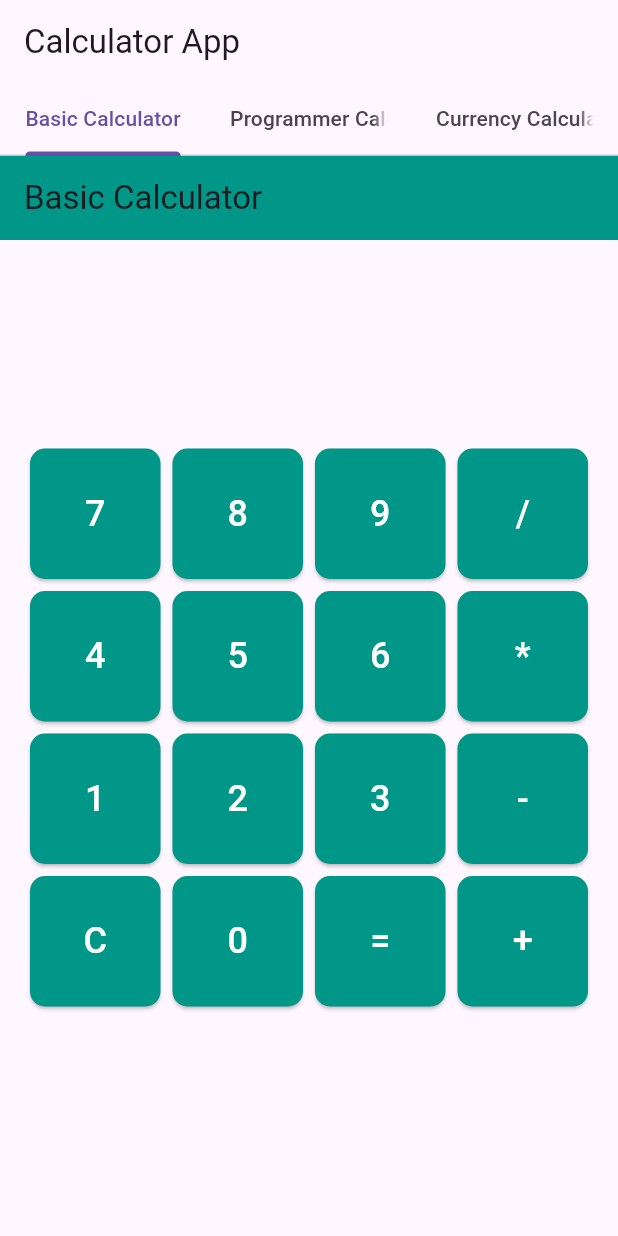
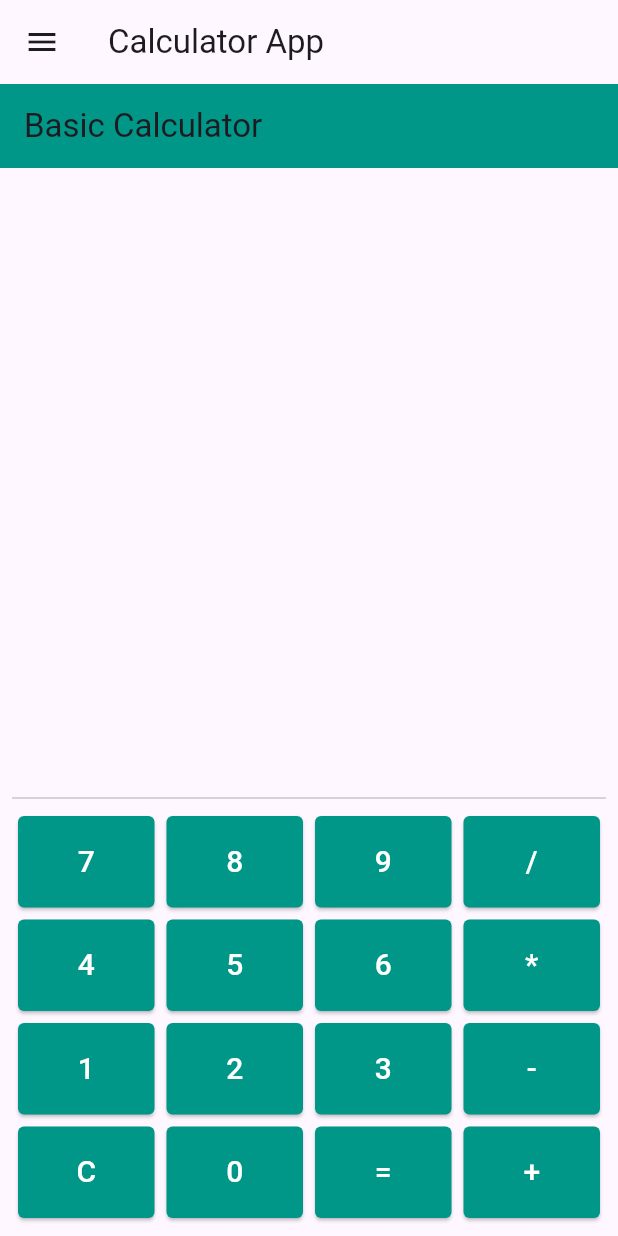
Before and after one commit to PTD-269/android-calculator, a Flutter app: the screen it shows after launch, on a phone screen of 412 x 824 dp. Run offline on Flutter 3.47's test engine with Material 3 defaults, Android fonts, the phone set to English and light mode, and no system bars.

Commit message:
programmer ui

```diff
--- a/lib/BasicCalc/BasicCalculatorUI.dart
+++ b/lib/BasicCalc/BasicCalculatorUI.dart
@@ -1,4 +1,3 @@
-// BasicCalculatorUI.dart
 import 'package:flutter/material.dart';
 import 'BasicCalculatorHandler.dart';
 
@@ -41,37 +40,28 @@ class _BasicCalculatorUIState extends State<BasicCalculatorUI> {
           backgroundColor: Colors.teal,
         ),
         body: Padding(
-          padding: const EdgeInsets.all(16.0),
+          padding: const EdgeInsets.all(8.0),
           child: Column(
             mainAxisAlignment: MainAxisAlignment.end,
             children: [
               Container(
                 alignment: Alignment.centerRight,
+                padding: EdgeInsets.all(16),
                 child: Text(
                   _expression,
-                  style: TextStyle(fontSize: 32, fontWeight: FontWeight.bold),
+                  style: TextStyle(fontSize: 26, fontWeight: FontWeight.bold),
                 ),
               ),
-              SizedBox(height: 20),
               Container(
                 alignment: Alignment.centerRight,
+                padding: EdgeInsets.all(16),
                 child: Text(
                   _result,
-                  style: TextStyle(fontSize: 24, color: Colors.grey[700]),
+                  style: TextStyle(fontSize: 24, fontWeight: FontWeight.bold, color: Colors.grey[700]),
                 ),
               ),
-              SizedBox(height: 20),
-              Expanded(
-                child: GridView.count(
-                  crossAxisCount: 4,
-                  children: [
-                    ...['7', '8', '9', '/'].map((value) => _buildButton(value)),
-                    ...['4', '5', '6', '*'].map((value) => _buildButton(value)),
-                    ...['1', '2', '3', '-'].map((value) => _buildButton(value)),
-                    ...['C', '0', '=', '+'].map((value) => _buildButton(value)),
-                  ],
-                ),
-              ),
+              const Divider(),
+              _buildCalculatorButtons(),
             ],
           ),
         ),
@@ -79,15 +69,33 @@ class _BasicCalculatorUIState extends State<BasicCalculatorUI> {
     );
   }
 
+  Widget _buildCalculatorButtons() {
+    return Column(
+      children: [
+        _buildButtonRow(['7', '8', '9', '/']),
+        _buildButtonRow(['4', '5', '6', '*']),
+        _buildButtonRow(['1', '2', '3', '-']),
+        _buildButtonRow(['C', '0', '=', '+']),
+      ],
+    );
+  }
+
+  Widget _buildButtonRow(List<String> values) {
+    return Row(
+      children: values.map((value) => _buildButton(value)).toList(),
+    );
+  }
+
   Widget _buildButton(String value) {
-    return Container(
-      margin: EdgeInsets.all(4.0),
+    return Expanded(
+      child: Padding(
+        padding: const EdgeInsets.all(4.0),  // Reduced padding for compactness
         child: ElevatedButton(
           style: ElevatedButton.styleFrom(
-          backgroundColor: Colors.teal, // Button color
-          padding: EdgeInsets.symmetric(vertical: 20.0),
+            backgroundColor: Colors.teal,
+            padding: EdgeInsets.symmetric(vertical: 16.0),  // Compact padding
             shape: RoundedRectangleBorder(
-            borderRadius: BorderRadius.circular(10.0),
+              borderRadius: BorderRadius.circular(4.0),
             ),
           ),
           onPressed: () {
@@ -101,7 +109,8 @@ class _BasicCalculatorUIState extends State<BasicCalculatorUI> {
           },
           child: Text(
             value,
-          style: TextStyle(fontSize: 24, color: Colors.white),
+            style: TextStyle(fontSize: 20, color: Colors.white),  // Adjusted font size for compactness
+          ),
         ),
       ),
     );
--- a/lib/main.dart
+++ b/lib/main.dart
@@ -14,26 +14,75 @@ class MyApp extends StatelessWidget {
     return MaterialApp(
       title: 'Calculator App',
       theme: ThemeData(primarySwatch: Colors.teal),
-      home: DefaultTabController(
-        length: 3, // Updated to 3 for the new tab
-        child: Scaffold(
-          appBar: AppBar(
-            title: Text('Calculator App'),
-            bottom: TabBar(
-              tabs: [
-                Tab(text: 'Basic Calculator'),
-                Tab(text: 'Programmer Calculator'),
-                Tab(text: 'Currency Calculator'),
-              ],
+      home: CalculatorScreen(),
+    );
+  }
+}
+
+class CalculatorScreen extends StatefulWidget {
+  @override
+  _CalculatorScreenState createState() => _CalculatorScreenState();
+}
+
+class _CalculatorScreenState extends State<CalculatorScreen> {
+  int _selectedIndex = 0; // Index for selected calculator type
+
+  // Function to switch calculator type based on drawer selection
+  void _onItemTapped(int index) {
+    setState(() {
+      _selectedIndex = index;
+    });
+    Navigator.pop(context); // Close the drawer after selection
+  }
+
+  // Function to build each calculator UI based on selected index
+  Widget _buildCalculatorUI() {
+    switch (_selectedIndex) {
+      case 0:
+        return BasicCalculatorUI();
+      case 1:
+        return ProgrammerCalculatorUI();
+      case 2:
+        return CurrencyCalculatorUI();
+      default:
+        return BasicCalculatorUI();
+    }
+  }
+
+  @override
+  Widget build(BuildContext context) {
+    return Scaffold(
+      appBar: AppBar(
+        title: const Text('Calculator App'),
+      ),
+      body: _buildCalculatorUI(), // Display the selected calculator UI
+      drawer: Drawer(
+        child: ListView(
+          padding: EdgeInsets.zero,
+          children: <Widget>[
+            const DrawerHeader(
+              decoration: BoxDecoration(color: Colors.teal),
+              child: Text(
+                'Choose Calculator Type',
+                style: TextStyle(color: Colors.white, fontSize: 20),
+              ),
             ),
-          ),
-          body: TabBarView(
-            children: [
-              BasicCalculatorUI(),
-              ProgrammerCalculatorUI(),
-              CurrencyCalculatorUI(), // New currency calculator UI
-            ],
-          ),
+            ListTile(
+              leading: Icon(Icons.calculate),
+              title: Text('Basic Calculator'),
+              onTap: () => _onItemTapped(0),
+            ),
+            ListTile(
+              leading: Icon(Icons.code),
+              title: Text('Programmer Calculator'),
+              onTap: () => _onItemTapped(1),
+            ),
+            ListTile(
+              leading: Icon(Icons.attach_money),
+              title: Text('Currency Calculator'),
+              onTap: () => _onItemTapped(2),
+            ),
+          ],
         ),
       ),
     );
```
Also changed, not shown: lib/ProgrammerCalc/ProgrammerCalculatorUI.dart (+99 -151 lines). Lines whose indentation alone changed are shown as unchanged.
